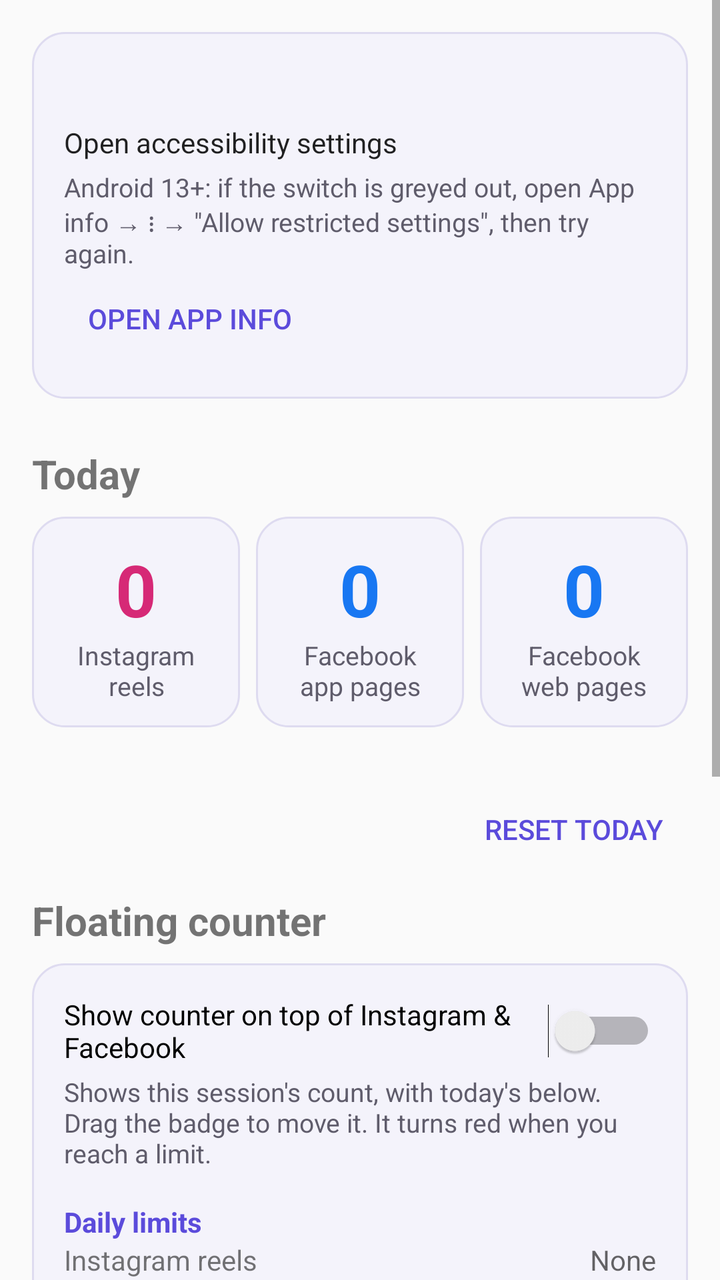
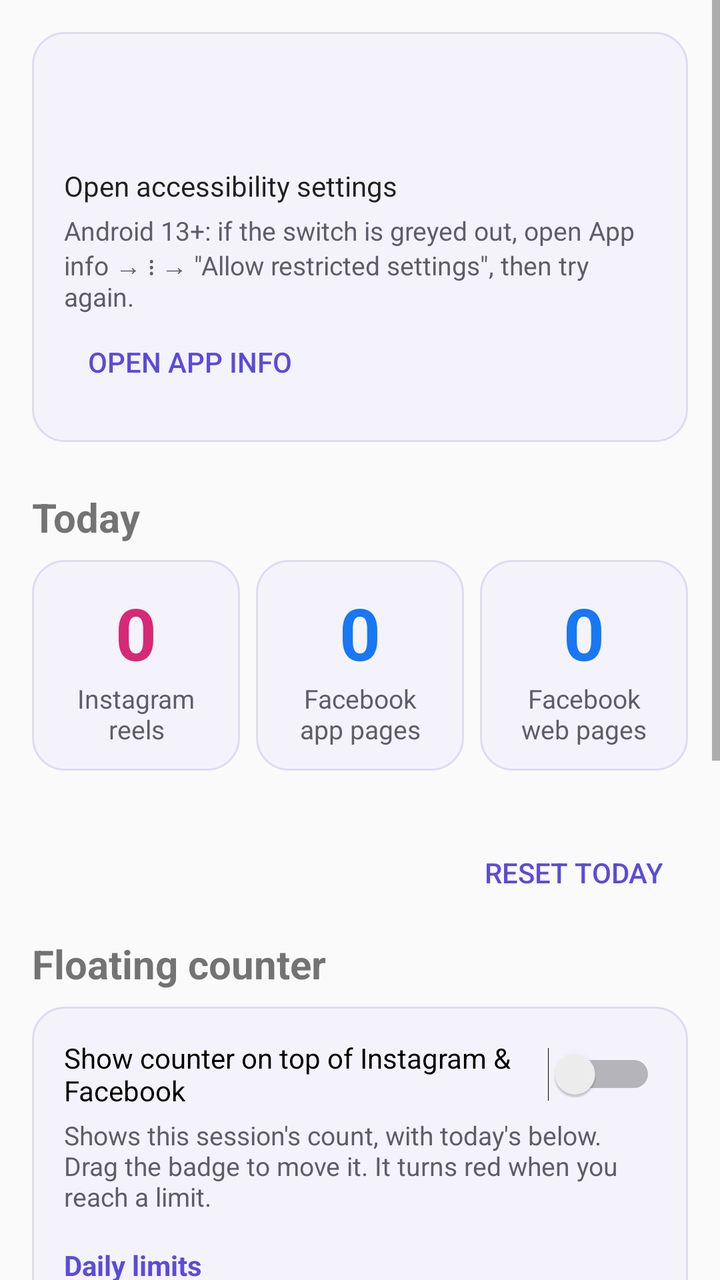

Before-and-after screenshots of an Android layout around one commit, followed by the original layout XML and the change that was made.
<!-- AndroidManifest.xml: application theme AppTheme -->
<!-- res/layout/activity_main.xml -->
<?xml version="1.0" encoding="utf-8"?>
<ScrollView xmlns:android="http://schemas.android.com/apk/res/android"
    android:layout_width="match_parent"
    android:layout_height="match_parent"
    android:fillViewport="true">

    <LinearLayout
        android:layout_width="match_parent"
        android:layout_height="wrap_content"
        android:orientation="vertical"
        android:padding="16dp">

        
        <LinearLayout
            android:layout_width="match_parent"
            android:layout_height="wrap_content"
            android:background="@drawable/card_background"
            android:orientation="vertical"
            android:padding="16dp">

            <TextView
                android:id="@+id/status"
                android:layout_width="match_parent"
                android:layout_height="wrap_content"
                android:textSize="16sp"
                android:textStyle="bold" />

            <Button
                android:id="@+id/enable_button"
                android:layout_width="wrap_content"
                android:layout_height="wrap_content"
                android:layout_marginTop="8dp"
                android:text="@string/enable_service" />

            <TextView
                android:id="@+id/restricted_hint"
                android:layout_width="match_parent"
                android:layout_height="wrap_content"
                android:layout_marginTop="4dp"
                android:text="@string/restricted_hint"
                android:textColor="@color/text_secondary"
                android:textSize="13sp" />

            <Button
                android:id="@+id/app_info_button"
                style="@android:style/Widget.Material.Button.Borderless.Colored"
                android:layout_width="wrap_content"
                android:layout_height="wrap_content"
                android:text="@string/open_app_info" />
        </LinearLayout>

        <TextView
            android:layout_width="wrap_content"
            android:layout_height="wrap_content"
            android:layout_marginTop="24dp"
            android:text="@string/today"
            android:textSize="20sp"
            android:textStyle="bold" />

        
        <LinearLayout
            android:layout_width="match_parent"
            android:layout_height="wrap_content"
            android:layout_marginTop="8dp"
            android:orientation="horizontal">

            <LinearLayout
                android:layout_width="0dp"
                android:layout_height="wrap_content"
                android:layout_weight="1"
                android:background="@drawable/card_background"
                android:gravity="center_horizontal"
                android:orientation="vertical"
                android:padding="12dp">

                <TextView
                    android:id="@+id/ig_reels_count"
                    android:layout_width="wrap_content"
                    android:layout_height="wrap_content"
                    android:fontFeatureSettings="tnum"
                    android:text="0"
                    android:textColor="@color/ig"
                    android:textSize="36sp"
                    android:textStyle="bold" />

                <TextView
                    android:layout_width="wrap_content"
                    android:layout_height="wrap_content"
                    android:gravity="center"
                    android:text="@string/ig_reels"
                    android:textColor="@color/text_secondary"
                    android:textSize="13sp" />
            </LinearLayout>

            <LinearLayout
                android:layout_width="0dp"
                android:layout_height="wrap_content"
                android:layout_marginStart="8dp"
                android:layout_weight="1"
                android:background="@drawable/card_background"
                android:gravity="center_horizontal"
                android:orientation="vertical"
                android:padding="12dp">

                <TextView
                    android:id="@+id/fb_app_count"
                    android:layout_width="wrap_content"
                    android:layout_height="wrap_content"
                    android:fontFeatureSettings="tnum"
                    android:text="0"
                    android:textColor="@color/fb"
                    android:textSize="36sp"
                    android:textStyle="bold" />

                <TextView
                    android:layout_width="wrap_content"
                    android:layout_height="wrap_content"
                    android:gravity="center"
                    android:text="@string/fb_app_pages"
                    android:textColor="@color/text_secondary"
                    android:textSize="13sp" />
            </LinearLayout>

            <LinearLayout
                android:layout_width="0dp"
                android:layout_height="wrap_content"
                android:layout_marginStart="8dp"
                android:layout_weight="1"
                android:background="@drawable/card_background"
                android:gravity="center_horizontal"
                android:orientation="vertical"
                android:padding="12dp">

                <TextView
                    android:id="@+id/fb_web_count"
                    android:layout_width="wrap_content"
                    android:layout_height="wrap_content"
                    android:fontFeatureSettings="tnum"
                    android:text="0"
                    android:textColor="@color/fb"
                    android:textSize="36sp"
                    android:textStyle="bold" />

                <TextView
                    android:layout_width="wrap_content"
                    android:layout_height="wrap_content"
                    android:gravity="center"
                    android:text="@string/fb_web_pages"
                    android:textColor="@color/text_secondary"
                    android:textSize="13sp" />
            </LinearLayout>
        </LinearLayout>

        <TextView
            android:id="@+id/session_summary"
            android:layout_width="match_parent"
            android:layout_height="wrap_content"
            android:layout_marginTop="8dp"
            android:textColor="@color/text_secondary"
            android:textSize="14sp" />

        <Button
            android:id="@+id/reset_button"
            style="@android:style/Widget.Material.Button.Borderless.Colored"
            android:layout_width="wrap_content"
            android:layout_height="wrap_content"
            android:layout_gravity="end"
            android:text="@string/reset_today" />

        
        <TextView
            android:layout_width="wrap_content"
            android:layout_height="wrap_content"
            android:layout_marginTop="8dp"
            android:text="@string/floating_counter"
            android:textSize="20sp"
            android:textStyle="bold" />

        <LinearLayout
            android:layout_width="match_parent"
            android:layout_height="wrap_content"
            android:layout_marginTop="8dp"
            android:background="@drawable/card_background"
            android:orientation="vertical"
            android:padding="16dp">

            <Switch
                android:id="@+id/overlay_switch"
                android:layout_width="match_parent"
                android:layout_height="wrap_content"
                android:text="@string/overlay_switch" />

            <TextView
                android:layout_width="match_parent"
                android:layout_height="wrap_content"
                android:layout_marginTop="4dp"
                android:text="@string/overlay_hint"
                android:textColor="@color/text_secondary"
                android:textSize="13sp" />

            <TextView
                android:layout_width="wrap_content"
                android:layout_height="wrap_content"
                android:layout_marginTop="16dp"
                android:text="@string/section_daily_limits"
                android:textColor="@color/accent"
                android:textStyle="bold" />

            <LinearLayout
                android:layout_width="match_parent"
                android:layout_height="wrap_content"
                android:gravity="center_vertical"
                android:orientation="horizontal">

                <TextView
                    android:layout_width="0dp"
                    android:layout_height="wrap_content"
                    android:layout_weight="1"
                    android:text="@string/limit_reels" />

                <EditText
                    android:id="@+id/limit_reels"
                    android:layout_width="96dp"
                    android:layout_height="wrap_content"
                    android:gravity="end"
                    android:hint="@string/no_limit"
                    android:importantForAutofill="no"
                    android:inputType="number"
                    android:maxLength="5" />
            </LinearLayout>

            <LinearLayout
                android:layout_width="match_parent"
                android:layout_height="wrap_content"
                android:gravity="center_vertical"
                android:orientation="horizontal">

                <TextView
                    android:layout_width="0dp"
                    android:layout_height="wrap_content"
                    android:layout_weight="1"
                    android:text="@string/limit_facebook" />

                <EditText
                    android:id="@+id/limit_facebook"
                    android:layout_width="96dp"
                    android:layout_height="wrap_content"
                    android:gravity="end"
                    android:hint="@string/no_limit"
                    android:importantForAutofill="no"
                    android:inputType="number"
                    android:maxLength="5" />
            </LinearLayout>

            <TextView
                android:layout_width="wrap_content"
                android:layout_height="wrap_content"
                android:layout_marginTop="16dp"
                android:text="@string/section_session_limits"
                android:textColor="@color/accent"
                android:textStyle="bold" />

            <LinearLayout
                android:layout_width="match_parent"
                android:layout_height="wrap_content"
                android:gravity="center_vertical"
                android:orientation="horizontal">

                <TextView
                    android:layout_width="0dp"
                    android:layout_height="wrap_content"
                    android:layout_weight="1"
                    android:text="@string/limit_reels" />

                <EditText
                    android:id="@+id/session_limit_reels"
                    android:layout_width="96dp"
                    android:layout_height="wrap_content"
                    android:gravity="end"
                    android:hint="@string/no_limit"
                    android:importantForAutofill="no"
                    android:inputType="number"
                    android:maxLength="5" />
            </LinearLayout>

            <LinearLayout
                android:layout_width="match_parent"
                android:layout_height="wrap_content"
                android:gravity="center_vertical"
                android:orientation="horizontal">

                <TextView
                    android:layout_width="0dp"
                    android:layout_height="wrap_content"
                    android:layout_weight="1"
                    android:text="@string/limit_facebook" />

                <EditText
                    android:id="@+id/session_limit_facebook"
                    android:layout_width="96dp"
                    android:layout_height="wrap_content"
                    android:gravity="end"
                    android:hint="@string/no_limit"
                    android:importantForAutofill="no"
                    android:inputType="number"
                    android:maxLength="5" />
            </LinearLayout>

            <LinearLayout
                android:layout_width="match_parent"
                android:layout_height="wrap_content"
                android:gravity="center_vertical"
                android:orientation="horizontal">

                <TextView
                    android:layout_width="0dp"
                    android:layout_height="wrap_content"
                    android:layout_weight="1"
                    android:text="@string/session_gap" />

                <EditText
                    android:id="@+id/session_gap"
                    android:layout_width="96dp"
                    android:layout_height="wrap_content"
                    android:gravity="end"
                    android:hint="@string/default_session_gap"
                    android:importantForAutofill="no"
                    android:inputType="number"
                    android:maxLength="5" />
            </LinearLayout>

            <TextView
                android:layout_width="wrap_content"
                android:layout_height="wrap_content"
                android:layout_marginTop="16dp"
                android:text="@string/section_counting"
                android:textColor="@color/accent"
                android:textStyle="bold" />

            <LinearLayout
                android:layout_width="match_parent"
                android:layout_height="wrap_content"
                android:gravity="center_vertical"
                android:orientation="horizontal">

                <TextView
                    android:layout_width="0dp"
                    android:layout_height="wrap_content"
                    android:layout_weight="1"
                    android:text="@string/reel_min_seconds" />

                <EditText
                    android:id="@+id/reel_min_seconds"
                    android:layout_width="96dp"
                    android:layout_height="wrap_content"
                    android:gravity="end"
                    android:hint="@string/default_reel_seconds"
                    android:importantForAutofill="no"
                    android:inputType="number"
                    android:maxLength="5" />
            </LinearLayout>

            <TextView
                android:layout_width="match_parent"
                android:layout_height="wrap_content"
                android:text="@string/reel_min_seconds_hint"
                android:textColor="@color/text_secondary"
                android:textSize="13sp" />
        </LinearLayout>

        
        <TextView
            android:layout_width="wrap_content"
            android:layout_height="wrap_content"
            android:layout_marginTop="24dp"
            android:text="@string/last_7_days"
            android:textSize="20sp"
            android:textStyle="bold" />

        <TextView
            android:id="@+id/history"
            android:layout_width="match_parent"
            android:layout_height="wrap_content"
            android:layout_marginTop="8dp"
            android:background="@drawable/card_background"
            android:fontFamily="monospace"
            android:padding="12dp"
            android:textSize="14sp" />

        
        <Switch
            android:id="@+id/diagnostics_switch"
            android:layout_width="match_parent"
            android:layout_height="wrap_content"
            android:layout_marginTop="24dp"
            android:text="@string/diagnostics" />

        <LinearLayout
            android:id="@+id/diagnostics_panel"
            android:layout_width="match_parent"
            android:layout_height="wrap_content"
            android:orientation="vertical"
            android:visibility="gone">

            <Button
                android:id="@+id/refresh_log_button"
                style="@android:style/Widget.Material.Button.Borderless.Colored"
                android:layout_width="wrap_content"
                android:layout_height="wrap_content"
                android:text="@string/refresh_log" />

            <TextView
                android:id="@+id/log"
                android:layout_width="match_parent"
                android:layout_height="wrap_content"
                android:background="@drawable/card_background"
                android:fontFamily="monospace"
                android:padding="8dp"
                android:textIsSelectable="true"
                android:textSize="11sp" />
        </LinearLayout>
    </LinearLayout>
</ScrollView>
<!-- resources referenced by this layout -->
<resources>
  <color name="accent">#FF5B4BDB</color>
  <color name="fb">#FF1877F2</color>
  <color name="ig">#FFD62976</color>
  <color name="text_secondary">#FF5F5C6B</color>
  <!-- drawable card_background (drawable) -->
  <?xml version="1.0" encoding="utf-8"?>
  <shape xmlns:android="http://schemas.android.com/apk/res/android" android:shape="rectangle">
      <solid android:color="@color/card_bg" />
      <stroke android:width="1dp" android:color="@color/card_stroke" />
      <corners android:radius="16dp" />
  </shape>
  <string name="default_reel_seconds">5</string>
  <string name="default_session_gap">5</string>
  <string name="diagnostics">Diagnostics (log recent scroll events)</string>
  <string name="enable_service">Open accessibility settings</string>
  <string name="fb_app_pages">Facebook app pages</string>
  <string name="fb_web_pages">Facebook web pages</string>
  <string name="floating_counter">Floating counter</string>
  <string name="ig_reels">Instagram reels</string>
  <string name="last_7_days">Last 7 days</string>
  <string name="limit_facebook">Facebook pages (app + web)</string>
  <string name="limit_reels">Instagram reels</string>
  <string name="no_limit">None</string>
  <string name="open_app_info">Open app info</string>
  <string name="overlay_hint">Shows this session\'s count, with today\'s below. Drag the badge to move it. It turns red when you reach a limit.</string>
  <string name="overlay_switch">Show counter on top of Instagram &amp; Facebook</string>
  <string name="reel_min_seconds">Count a reel after it plays for (seconds)</string>
  <string name="reel_min_seconds_hint">Reels you swipe past sooner aren\'t counted. 0 counts every swipe.</string>
  <string name="refresh_log">Refresh log</string>
  <string name="reset_today">Reset today</string>
  <string name="restricted_hint">Android 13+: if the switch is greyed out, open App info → ⋮ → \"Allow restricted settings\", then try again.</string>
  <string name="section_counting">Counting</string>
  <string name="section_daily_limits">Daily limits</string>
  <string name="section_session_limits">Per-session limits</string>
  <string name="session_gap">New session after this many minutes away</string>
  <string name="today">Today</string>
  <style name="AppTheme" parent="@android:style/Theme.Material.Light.DarkActionBar">
          <item name="android:colorPrimary">@color/accent</item>
          <item name="android:colorPrimaryDark">@color/accent</item>
          <item name="android:colorAccent">@color/accent</item>
      </style>
  <color name="card_bg">#FFF4F3FB</color>
  <color name="card_stroke">#FFDEDBF0</color>
</resources>

<!-- the commit's change to res/layout/activity_main.xml (unified diff, before → after) -->
@@ -24,6 +24,15 @@
                 android:layout_height="wrap_content"
                 android:textSize="16sp"
                 android:textStyle="bold" />
+
+            <TextView
+                android:id="@+id/service_detail"
+                android:layout_width="match_parent"
+                android:layout_height="wrap_content"
+                android:layout_marginTop="4dp"
+                android:textColor="@color/text_secondary"
+                android:textIsSelectable="true"
+                android:textSize="13sp" />
 
             <Button
                 android:id="@+id/enable_button"
